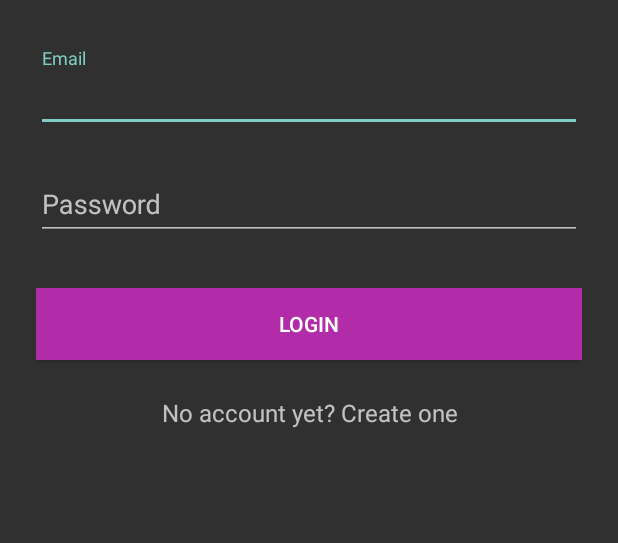
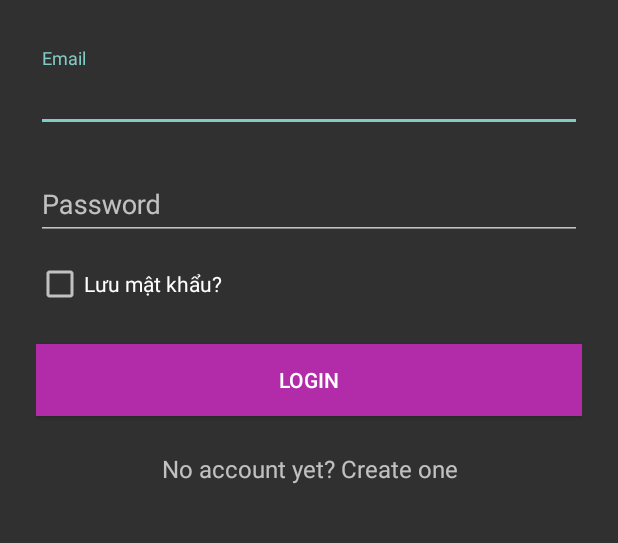
Before and after one commit to phamngoctuan1995/ChatApp, an Android app: the screen it shows after launch (LoginActivity), on a phone screen of 412 x 824 dp, the part 192-735 px from its top. Run offline under Robolectric (Android 15) with nearby library versions, the phone set to English and light mode, and no system bars; libraries missing offline, so code that uses them is left out: com.firebase.client; 1 statement that could not run was skipped.

Commit message:
Update login

```diff
--- a/app/src/main/java/com/example/phamngoctuan/miniproject2_chatapp/LoginActivity.java
+++ b/app/src/main/java/com/example/phamngoctuan/miniproject2_chatapp/LoginActivity.java
@@ -1,12 +1,17 @@
 package com.example.phamngoctuan.miniproject2_chatapp;
 
 import android.app.ProgressDialog;
+import android.content.SharedPreferences;
 import android.support.v7.app.AppCompatActivity;
 import android.os.Bundle;
 import android.util.Log;
 import android.view.View;
+import android.view.animation.AnimationUtils;
 import android.widget.Button;
+import android.widget.CheckBox;
+import android.widget.CompoundButton;
 import android.widget.EditText;
+import android.widget.ImageView;
 import android.widget.TextView;
 import android.widget.Toast;
 
@@ -16,11 +21,14 @@ public class LoginActivity extends AppCompatActivity {
 
     private static final String TAG = "LoginActivity";
     private static final int REQUEST_SIGNUP = 0;
+    private static final String SAVEPASSWORD_REF = "savepassword_ref";
 
     EditText _emailText;
     EditText _passwordText;
     Button _loginButton;
     TextView _signupLink;
+    ImageView _logo;
+    CheckBox _savePassword;
 
     private void InitView()
     {
@@ -28,6 +36,19 @@ public class LoginActivity extends AppCompatActivity {
         _passwordText = (EditText) findViewById(R.id.input_password);
         _loginButton = (Button) findViewById(R.id.btn_login);
         _signupLink = (TextView) findViewById(R.id.link_signup);
+        _logo = (ImageView) findViewById(R.id.imv_logo);
+        _savePassword = (CheckBox) findViewById(R.id.cb_savepassword);
+
+        _savePassword.setOnCheckedChangeListener(new CompoundButton.OnCheckedChangeListener() {
+            @Override
+            public void onCheckedChanged(CompoundButton buttonView, boolean isChecked) {
+                if (!isChecked) {
+                    SharedPreferences.Editor editor = getSharedPreferences(SAVEPASSWORD_REF, MODE_PRIVATE).edit();
+                    editor.putBoolean("isSave", isChecked);
+                    editor.commit();
+                }
+            }
+        });
 
         _loginButton.setOnClickListener(new View.OnClickListener() {
 
@@ -45,6 +66,24 @@ public class LoginActivity extends AppCompatActivity {
 
             }
         });
+    }
+
+    @Override
+    protected void onStart() {
+        super.onStart();
+        _logo.startAnimation(AnimationUtils.loadAnimation(getApplicationContext(), R.anim.logo_animation));
+
+        SharedPreferences ref = getSharedPreferences(SAVEPASSWORD_REF, MODE_PRIVATE);
+        Boolean isSave = ref.getBoolean("isSave", false);
+
+        if (isSave)
+        {
+            String email = ref.getString("email", "");
+            String password = ref.getString("password", "");
+            _emailText.setText(email);
+            _passwordText.setText(password);
+            _savePassword.setChecked(true);
+        }
     }
 
     @Override
@@ -94,7 +133,14 @@ public class LoginActivity extends AppCompatActivity {
 
     public void onLoginSuccess() {
         _loginButton.setEnabled(true);
-        finish();
+
+        if (_savePassword.isChecked()) {
+            SharedPreferences.Editor edit = getSharedPreferences(SAVEPASSWORD_REF, MODE_PRIVATE).edit();
+            edit.putBoolean("isSave", true);
+            edit.putString("email", _emailText.getText().toString());
+            edit.putString("password", _passwordText.getText().toString());
+            edit.commit();
+        }
     }
 
     public void onLoginFailed() {
--- /dev/null
+++ b/app/src/main/res/anim/logo_animation.xml
@@ -0,0 +1,10 @@
+<set xmlns:android="http://schemas.android.com/apk/res/android">
+    <scale android:fromXScale="0.1"
+        android:fromYScale="0.1"
+        android:toXScale="1"
+        android:toYScale="1"
+        android:pivotX="0.5"
+        android:pivotY="0.5"
+        android:duration="1000">
+    </scale>
+</set>
--- a/app/src/main/res/layout/activity_login.xml
+++ b/app/src/main/res/layout/activity_login.xml
@@ -16,7 +16,8 @@
             android:layout_width="wrap_content"
             android:layout_height="72dp"
             android:layout_marginBottom="24dp"
-            android:layout_gravity="center_horizontal" />
+            android:layout_gravity="center_horizontal"
+            android:id="@+id/imv_logo"/>
 
         <!-- Email Label -->
         <android.support.design.widget.TextInputLayout
@@ -44,6 +45,13 @@
                 android:hint="Password"/>
         </android.support.design.widget.TextInputLayout>
 
+        <CheckBox
+            android:layout_width="wrap_content"
+            android:layout_height="wrap_content"
+            android:text="Lưu mật khẩu?"
+            android:layout_marginTop="5dp"
+            android:id="@+id/cb_savepassword"/>
+
         <android.support.v7.widget.AppCompatButton
             android:id="@+id/btn_login"
             android:layout_width="fill_parent"
```
Also changed, not shown: app/src/main/java/com/example/phamngoctuan/miniproject2_chatapp/ReferenceUrls.java (added, +37 -0 lines), app/src/main/res/drawable/recipient_rounded_corners.xml (added, +29 -0 lines), app/src/main/res/drawable/send_button_corners.xml (added, +15 -0 lines), app/src/main/res/drawable/sender_rounded_corners.xml (added, +29 -0 lines), app/src/main/res/layout/recipient_message.xml (added, +21 -0 lines), app/src/main/res/layout/sender_message.xml (added, +23 -0 lines), app/src/main/res/values/colors.xml (+9 -0 lines), app/src/main/res/drawable/ic_send_white_24dp.png (added).
